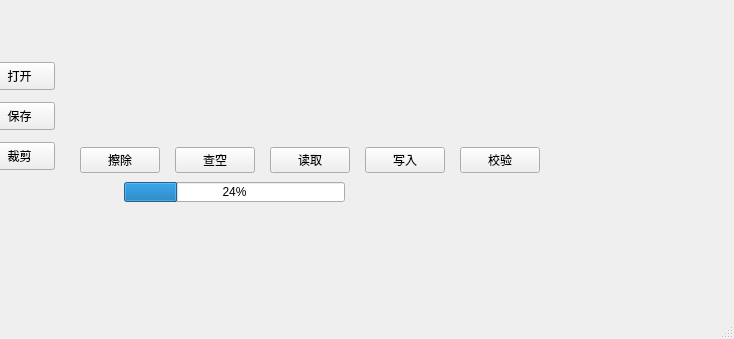
quietvillage/ch341pgr, file mainwindow.ui: the form before one commit; both pictures show x 166 to 900 and y 261 to 600 of the 900 by 600 pixel window.
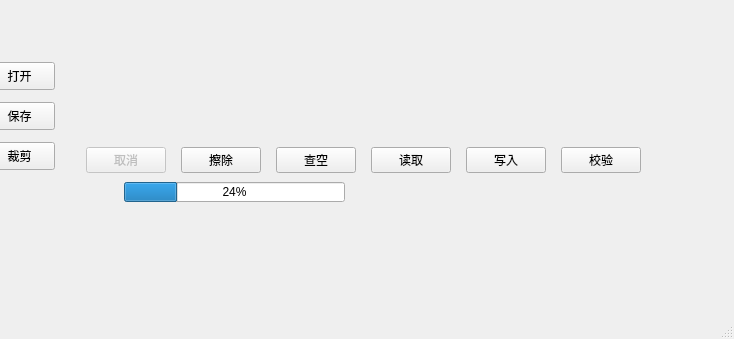
The form after the commit. Custom widgets are drawn as their Qt base class.

What changed in the file:
```diff
--- a/mainwindow.ui
+++ b/mainwindow.ui
@@ -16,7 +16,7 @@
      <rect>
       <x>50</x>
       <y>10</y>
-      <width>666</width>
+      <width>767</width>
       <height>401</height>
      </rect>
     </property>
@@ -303,6 +303,16 @@
            </property>
           </spacer>
          </item>
+         <item>
+          <widget class="QPushButton" name="btn_cancel">
+           <property name="enabled">
+            <bool>false</bool>
+           </property>
+           <property name="text">
+            <string>取消</string>
+           </property>
+          </widget>
+         </item>
          <item>
           <widget class="QPushButton" name="btn_erase">
            <property name="enabled">
```
Left out of the diff: 2 changed lines with no effect on the pictures.
